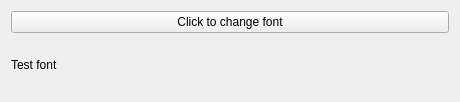
Before: the Qt Designer form widget.ui in NikNator10/QT-Testing, drawn with Qt 5.
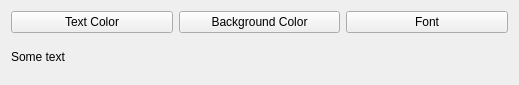
After: the same form once the commit is applied.

Commit message: Gelernt: Text-/Hintergrundfarben verändern mit QColorDialog; Wiederholung: QFontDialog; Genutzt: QApplication, QWidget, QFontDialog, QColorDialog, QPalette, QFont, Qt Designer

```diff
--- a/widget.ui
+++ b/widget.ui
@@ -6,8 +6,8 @@
    <rect>
     <x>0</x>
     <y>0</y>
-    <width>460</width>
-    <height>102</height>
+    <width>519</width>
+    <height>85</height>
    </rect>
   </property>
   <property name="windowTitle">
@@ -15,16 +15,34 @@
   </property>
   <layout class="QVBoxLayout" name="verticalLayout">
    <item>
-    <widget class="QPushButton" name="button">
-     <property name="text">
-      <string>Click to change font</string>
-     </property>
-    </widget>
+    <layout class="QHBoxLayout" name="horizontalLayout">
+     <item>
+      <widget class="QPushButton" name="text_color_button">
+       <property name="text">
+        <string>Text Color</string>
+       </property>
+      </widget>
+     </item>
+     <item>
+      <widget class="QPushButton" name="background_color_button">
+       <property name="text">
+        <string>Background Color</string>
+       </property>
+      </widget>
+     </item>
+     <item>
+      <widget class="QPushButton" name="font_button">
+       <property name="text">
+        <string>Font</string>
+       </property>
+      </widget>
+     </item>
+    </layout>
    </item>
    <item>
     <widget class="QLabel" name="label">
      <property name="text">
-      <string>Test font</string>
+      <string>Some text</string>
      </property>
     </widget>
    </item>
```
The commit also changes 5 other files.
